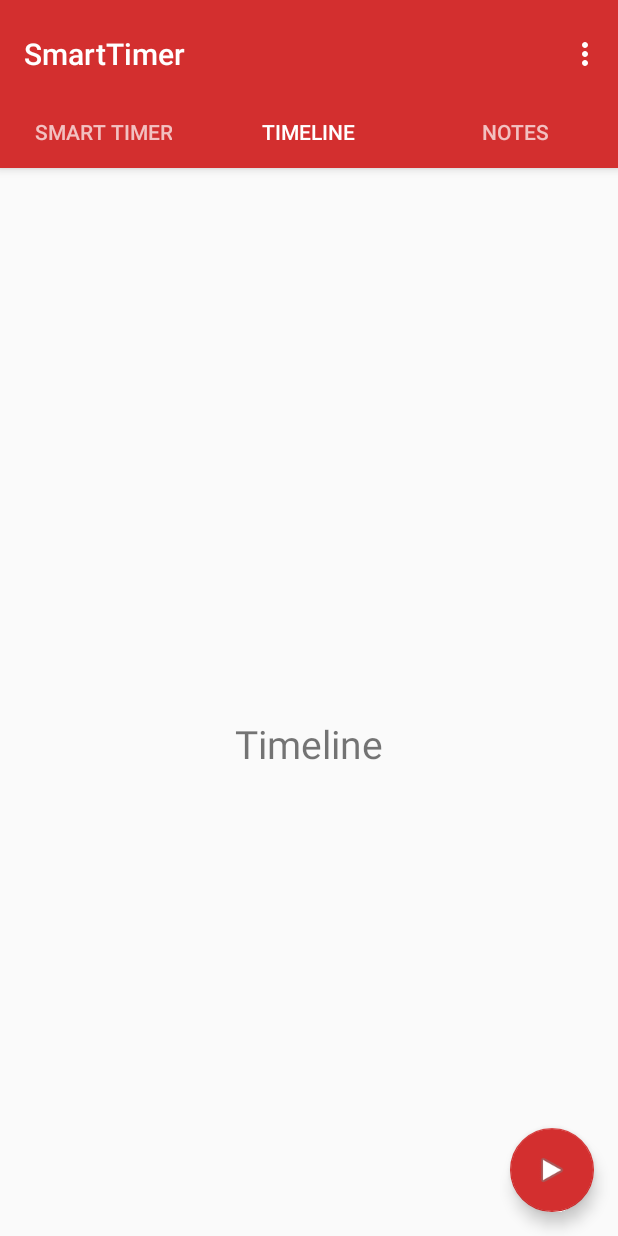
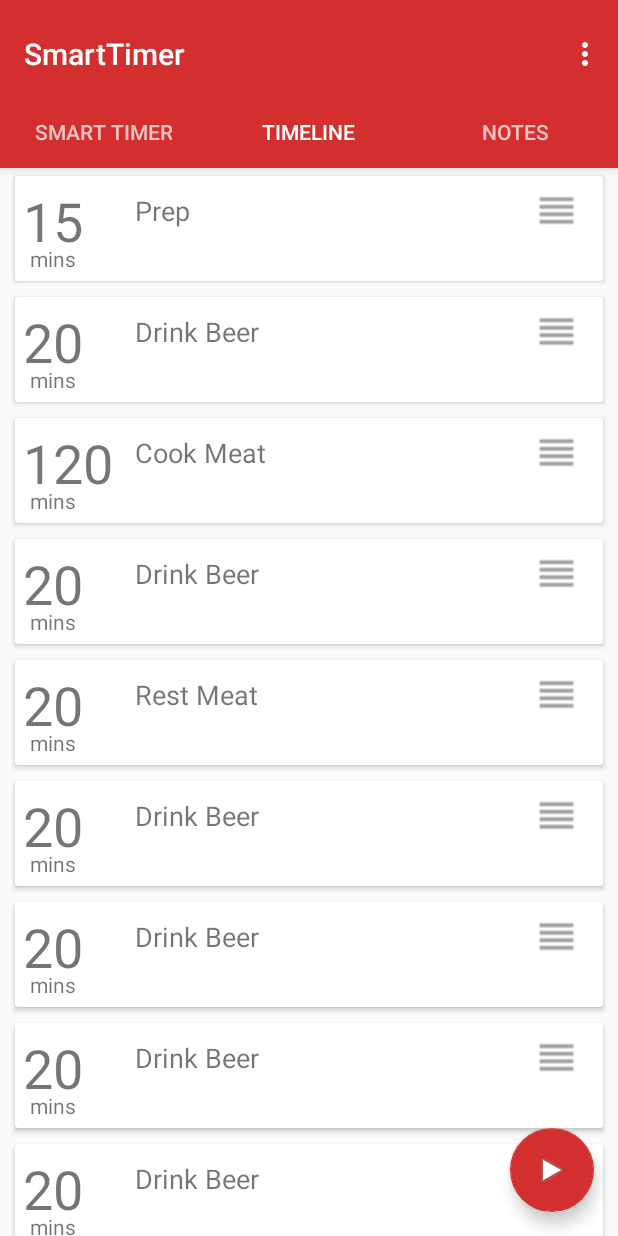
Before and after one commit to soulroyale/Bbq2016Ap, an Android app: the SmartTimer screen opened directly, with no data from a screen before it, tab 2 chosen, on a phone screen of 412 x 824 dp. Run offline under Robolectric (Android 15) with nearby library versions, the phone set to English and light mode, and no system bars; our stand-ins replace AdMob; 2 statements that could not run were skipped.

Commit message:
- implement card ui on timeline and setup notes.. Smart Timer ready for backend

```diff
--- a/mobile/build.gradle
+++ b/mobile/build.gradle
@@ -7,7 +7,7 @@ android {
         applicationId "com.jalee.bbqbuddy"
         minSdkVersion 16
         targetSdkVersion 23
-        versionCode 16
+        versionCode 17
         versionName "0.39"
     }
     buildTypes {
--- a/mobile/src/main/java/com/jalee/bbqbuddy/SmartTimer.java
+++ b/mobile/src/main/java/com/jalee/bbqbuddy/SmartTimer.java
@@ -103,6 +103,7 @@ public class SmartTimer extends AppCompatActivity {
                             //On Counter finished
                             Log.i("Done", "Done");
                             txtSmartTimer.setText((int) ((smartTimerMax / (1000 * 60)) % 60) + ":" + (int) (smartTimerMax / 1000) % 60);
+                            timerActive=false;
                         }
                     }.start();
                     timerActive = true;
--- /dev/null
+++ b/mobile/src/main/java/com/jalee/bbqbuddy/SmartTimer_CardAdapter.java
@@ -0,0 +1,90 @@
+package com.jalee.bbqbuddy;
+
+/**
+ * Created by Aaron on 25/01/2016.
+ */
+
+import android.content.Context;
+import android.content.Intent;
+import android.support.v7.widget.RecyclerView;
+import android.util.Log;
+import android.view.LayoutInflater;
+import android.view.View;
+import android.view.ViewGroup;
+import android.widget.ImageView;
+import android.widget.TextView;
+
+import java.util.ArrayList;
+import java.util.List;
+
+
+public class SmartTimer_CardAdapter extends RecyclerView.Adapter<SmartTimer_CardAdapter.ViewHolder> {
+
+    public static Integer cardIndex;
+    List<SmartTimer_cardUI> list = new ArrayList<>();
+
+    public SmartTimer_CardAdapter(List<SmartTimer_cardUI> list) {
+        this.list = list;
+    }
+
+    @Override
+    public ViewHolder onCreateViewHolder(ViewGroup parent, int viewType) {
+        View itemView = LayoutInflater.from(parent.getContext())
+                .inflate(R.layout.fragmant_smart_timer_card_view, parent, false);
+        return new ViewHolder(itemView);
+    }
+
+
+    @Override
+    public void onBindViewHolder(ViewHolder holder, int position) {
+
+        holder.SmartTimer_cardUI = getItem(position);
+        holder.cardtitle.setText(list.get(position).name);
+        holder.cardsubtitle.setText(list.get(position).subTitle);
+        //holder.cardimage.setImageResource(list.get(position).id);
+    }
+
+    @Override
+    public void onAttachedToRecyclerView(RecyclerView recyclerView) {
+        super.onAttachedToRecyclerView(recyclerView);
+    }
+
+    @Override
+    public int getItemCount() {
+        return list.size();
+    }
+
+    public SmartTimer_cardUI getItem(int i) {
+        return list.get(i);
+    }
+
+    public class ViewHolder extends RecyclerView.ViewHolder implements View.OnClickListener {
+        ImageView cardimage;
+        TextView cardtitle;
+        TextView cardsubtitle;
+        SmartTimer_cardUI SmartTimer_cardUI;
+        final Context context = itemView.getContext();
+
+        public ViewHolder(View itemView) {
+            super(itemView);
+            cardimage = (ImageView) itemView.findViewById(R.id.cardimage);
+            cardtitle = (TextView) itemView.findViewById(R.id.cardtitle);
+            cardsubtitle = (TextView) itemView.findViewById(R.id.carddesc);
+            cardimage.setOnClickListener(this);
+            cardtitle.setOnClickListener(this);
+            cardsubtitle.setOnClickListener(this);
+        }
+
+
+        @Override
+        public void onClick(View v) {
+            Log.i("Button Click", "Button Pressed at: " + getAdapterPosition());
+            cardIndex = (Integer) getAdapterPosition();
+            //final Intent intent;
+            //intent =  new Intent(context, Main_DashDetail.class);
+            //context.startActivity(intent);
+        }
+
+    }
+
+}
--- a/mobile/src/main/java/com/jalee/bbqbuddy/SmartTimer_Notes.java
+++ b/mobile/src/main/java/com/jalee/bbqbuddy/SmartTimer_Notes.java
@@ -16,7 +16,7 @@ public class SmartTimer_Notes extends Fragment {
     public View onCreateView(LayoutInflater inflater, ViewGroup container, Bundle savedInstanceState) {
         View v = inflater.inflate(R.layout.fragment_smart_timer_notes, container, false);
 
-        TextView tv = (TextView) v.findViewById(R.id.tvFragSecond);
+        //TextView tv = (TextView) v.findViewById(R.id.tvFragSecond);
         //tv.setText(getArguments().getString("msg"));
 
         return v;
--- a/mobile/src/main/java/com/jalee/bbqbuddy/SmartTimer_TimeLine.java
+++ b/mobile/src/main/java/com/jalee/bbqbuddy/SmartTimer_TimeLine.java
@@ -3,24 +3,63 @@ package com.jalee.bbqbuddy;
 import android.os.Bundle;
 import android.support.design.widget.FloatingActionButton;
 import android.support.v4.app.Fragment;
+import android.support.v7.widget.LinearLayoutManager;
+import android.support.v7.widget.RecyclerView;
 import android.view.LayoutInflater;
 import android.view.View;
 import android.view.ViewGroup;
 import android.widget.TextView;
 
+import java.util.ArrayList;
+import java.util.List;
+
 /**
  * Created by Aaron on 1/02/2016.
  */
 public class SmartTimer_TimeLine extends Fragment {
+
+    public static List<SmartTimer_cardUI> TimelineList;
+    RecyclerView recyclerView;
+    SmartTimer_CardAdapter adapter;
+
     @Override
     public View onCreateView(LayoutInflater inflater, ViewGroup container, Bundle savedInstanceState) {
         View v = inflater.inflate(R.layout.fragment_smart_timer_timeline, container, false);
 
-        TextView tv = (TextView) v.findViewById(R.id.tvFragFirst);
+        //TextView tv = (TextView) v.findViewById(R.id.tvFragFirst);
         //tv.setText(getArguments().getString("msg"));
 
+        recyclerView=(RecyclerView) v.findViewById(R.id.smarttimer_timeline_cardrecycler);
+        LinearLayoutManager linman = new LinearLayoutManager(null);
+        linman.setOrientation(LinearLayoutManager.VERTICAL);
+        recyclerView.setLayoutManager(linman);
+        recyclerView.setHasFixedSize(true);
+        initializeData();
+        adapter = new SmartTimer_CardAdapter(TimelineList);
+        recyclerView.setAdapter(adapter);
 
         return v;
+    }
+
+
+
+    private void initializeData() {
+        TimelineList = new ArrayList<>();
+        TimelineList.add(new SmartTimer_cardUI("Prep","15",R.drawable.sample));
+        TimelineList.add(new SmartTimer_cardUI("Drink Beer","20",R.drawable.sample));
+        TimelineList.add(new SmartTimer_cardUI("Cook Meat","120",R.drawable.sample));
+        TimelineList.add(new SmartTimer_cardUI("Drink Beer","20",R.drawable.sample));
+        TimelineList.add(new SmartTimer_cardUI("Rest Meat","20",R.drawable.sample));
+        TimelineList.add(new SmartTimer_cardUI("Drink Beer","20",R.drawable.sample));
+        TimelineList.add(new SmartTimer_cardUI("Drink Beer","20",R.drawable.sample));
+        TimelineList.add(new SmartTimer_cardUI("Drink Beer","20",R.drawable.sample));
+        TimelineList.add(new SmartTimer_cardUI("Drink Beer","20",R.drawable.sample));
+        TimelineList.add(new SmartTimer_cardUI("Drink Beer","20",R.drawable.sample));
+        TimelineList.add(new SmartTimer_cardUI("Drink Beer","20",R.drawable.sample));
+        TimelineList.add(new SmartTimer_cardUI("Drink Beer","20",R.drawable.sample));
+        TimelineList.add(new SmartTimer_cardUI("Drink Beer","20",R.drawable.sample));
+
+
     }
 
     public static SmartTimer_TimeLine newInstance(String text) {
--- /dev/null
+++ b/mobile/src/main/res/layout/fragmant_smart_timer_card_view.xml
@@ -0,0 +1,69 @@
+<?xml version="1.0" encoding="utf-8"?>
+<android.support.v7.widget.CardView
+    android:layout_width="match_parent"
+    android:layout_height="wrap_content"
+    xmlns:ads="http://schemas.android.com/tools"
+    android:id="@+id/cv"
+    android:layout_marginBottom="5dp"
+    android:layout_marginTop="5dp"
+    android:layout_marginLeft="10dp"
+    android:layout_marginRight="10dp"
+    xmlns:android="http://schemas.android.com/apk/res/android">
+
+    <RelativeLayout
+        android:layout_width="match_parent"
+        android:layout_height="wrap_content"
+        android:paddingTop="5dp"
+        android:paddingBottom="5dp"
+        >
+
+        <ImageView
+            android:layout_width="35dp"
+            android:layout_height="35dp"
+            android:id="@+id/cardimage"
+            android:layout_alignParentRight="true"
+            android:layout_alignParentTop="true"
+            android:paddingLeft="5dp"
+            android:layout_marginRight="16dp"
+            android:src="@drawable/ic_reorder_grey" />
+
+        <TextView
+            android:layout_width="80sp"
+            android:layout_height="40sp"
+            android:id="@+id/cardtitle"
+            android:layout_alignParentTop="true"
+            android:text="120"
+            android:textSize="36sp"
+            android:paddingLeft="5dp"
+            android:paddingRight="5dp"
+
+            android:layout_alignParentLeft="true"
+            />
+
+        <TextView
+            android:layout_width="wrap_content"
+            android:layout_height="wrap_content"
+            android:id="@+id/carddesc"
+            android:text="Roast Meat"
+            android:textSize="18sp"
+            android:paddingTop="5dp"
+            android:paddingRight="5dp"
+            android:layout_alignTop="@+id/cardtitle"
+            android:layout_toLeftOf="@+id/cardimage"
+            android:layout_toRightOf="@+id/cardtitle"
+            android:layout_toEndOf="@+id/cardtitle" />
+
+        <TextView
+            android:layout_width="wrap_content"
+            android:layout_height="wrap_content"
+            android:textAppearance="?android:attr/textAppearanceSmall"
+            android:text="mins"
+            android:id="@+id/mins"
+            android:paddingLeft="10dp"
+            android:layout_below="@+id/cardtitle"
+            android:layout_alignParentLeft="true"
+            />
+
+    </RelativeLayout>
+
+</android.support.v7.widget.CardView>
--- a/mobile/src/main/res/layout/fragment_smart_timer_timeline.xml
+++ b/mobile/src/main/res/layout/fragment_smart_timer_timeline.xml
@@ -1,14 +1,12 @@
 <?xml version="1.0" encoding="utf-8"?>
-<RelativeLayout xmlns:android="http://schemas.android.com/apk/res/android"
+<LinearLayout xmlns:android="http://schemas.android.com/apk/res/android"
     android:layout_width="match_parent"
     android:layout_height="match_parent">
 
-    <TextView
-        android:id="@+id/tvFragFirst"
-        android:layout_width="wrap_content"
+    <android.support.v7.widget.RecyclerView
+        android:id="@+id/smarttimer_timeline_cardrecycler"
+        android:layout_width="match_parent"
         android:layout_height="wrap_content"
-        android:textSize="26dp"
-        android:text="Timeline"
-        android:layout_centerVertical="true"
-        android:layout_centerHorizontal="true" />
-</RelativeLayout>
+        android:minHeight="300dp" />
+
+</LinearLayout>
```
Also changed, not shown: mobile/src/main/java/com/jalee/bbqbuddy/SmartTimer_cardUI.java (added, +33 -0 lines), mobile/src/main/res/layout/fragment_smart_timer_notes.xml (+30 -4 lines), mobile/src/main/res/drawable-v21/ic_reorder_grey.png (added).
